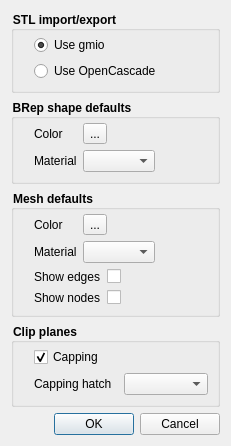
Old version of the form src/dialog_options.ui in the repository fougue/mayo.
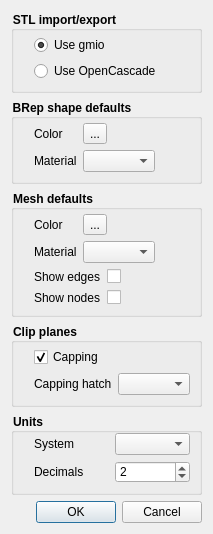
New version of the form.

Commit message:
Add support of units(UnitSystem)
GitHub issue #8

```diff
--- a/src/dialog_options.ui
+++ b/src/dialog_options.ui
@@ -6,8 +6,8 @@
    <rect>
     <x>0</x>
     <y>0</y>
-    <width>231</width>
-    <height>388</height>
+    <width>191</width>
+    <height>482</height>
    </rect>
   </property>
   <property name="windowTitle">
@@ -272,6 +272,54 @@
      </layout>
     </widget>
    </item>
+   <item>
+    <widget class="QGroupBox" name="groupBox_Units">
+     <property name="title">
+      <string>Units</string>
+     </property>
+     <property name="flat">
+      <bool>true</bool>
+     </property>
+     <layout class="QGridLayout" name="gridLayout_5">
+      <property name="leftMargin">
+       <number>20</number>
+      </property>
+      <property name="topMargin">
+       <number>0</number>
+      </property>
+      <item row="0" column="0">
+       <widget class="QLabel" name="label_7">
+        <property name="text">
+         <string>System</string>
+        </property>
+       </widget>
+      </item>
+      <item row="0" column="1">
+       <widget class="QComboBox" name="comboBox_UnitSystem"/>
+      </item>
+      <item row="1" column="0">
+       <widget class="QLabel" name="label_9">
+        <property name="text">
+         <string>Decimals</string>
+        </property>
+       </widget>
+      </item>
+      <item row="1" column="1">
+       <widget class="QSpinBox" name="spinBox_Decimals">
+        <property name="minimum">
+         <number>1</number>
+        </property>
+        <property name="maximum">
+         <number>12</number>
+        </property>
+        <property name="value">
+         <number>2</number>
+        </property>
+       </widget>
+      </item>
+     </layout>
+    </widget>
+   </item>
    <item>
     <spacer name="verticalSpacer">
      <property name="orientation">
```
Left out of the diff: 1 changed line with no effect on the pictures. The commit also changes 42 other files.
